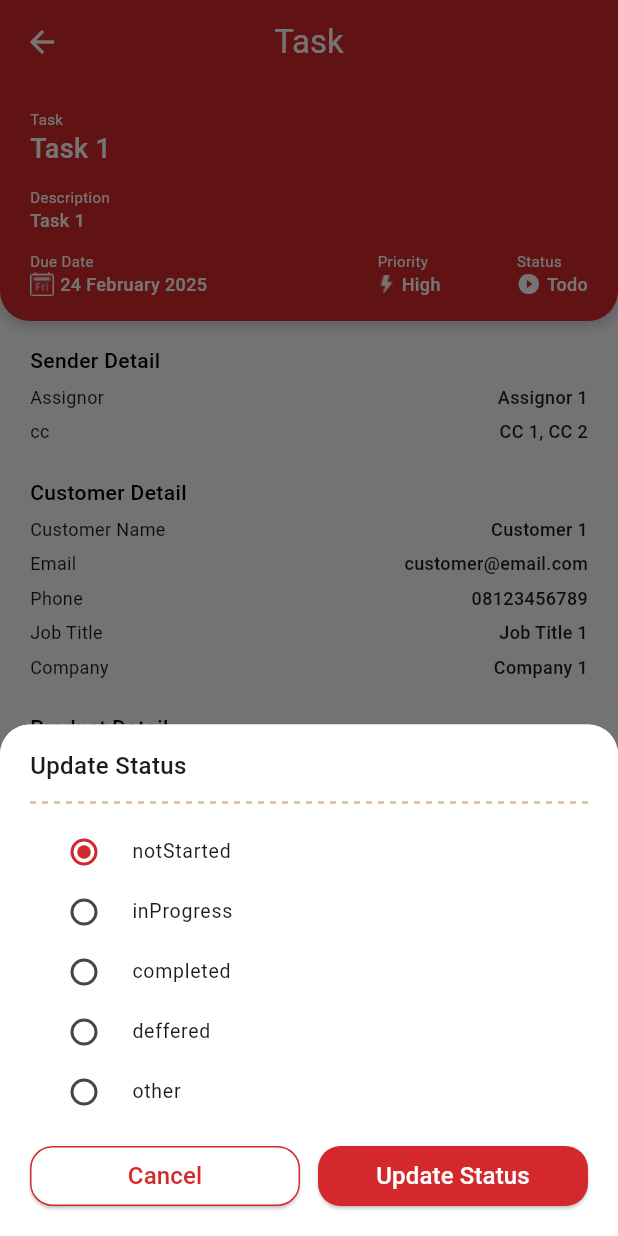
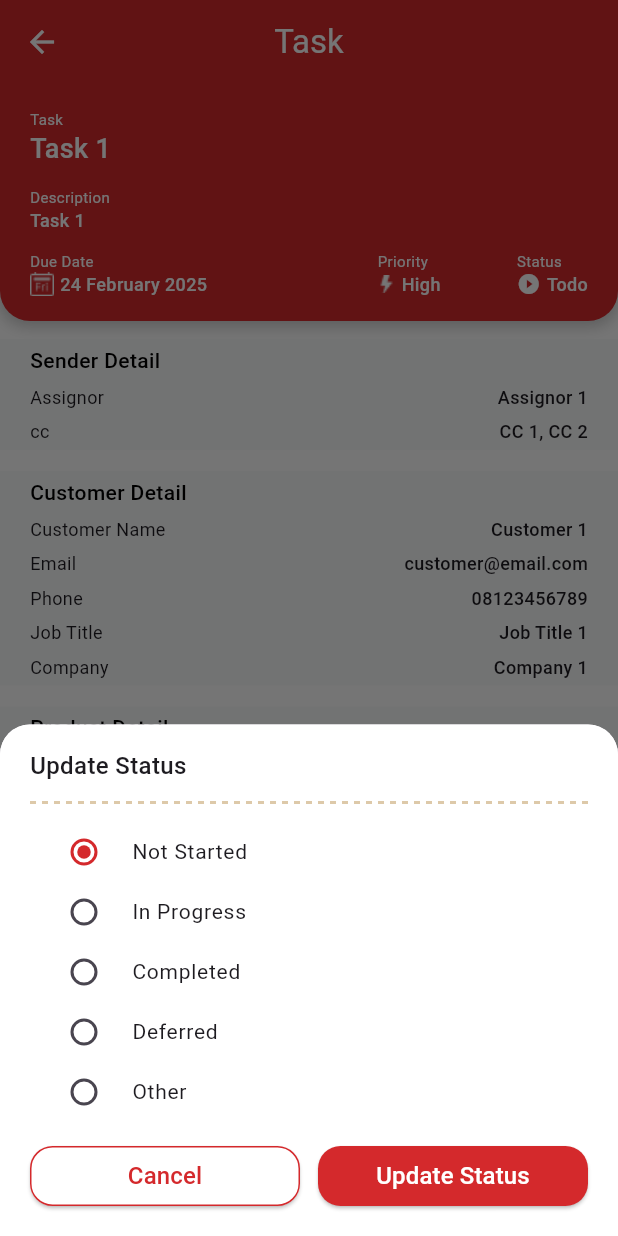
Before and after one commit to ferrykurniawan28/task_CRMTrack, a Flutter app: the TaskListDetail screen opened directly with sample values from the repository, after a tap on "Update Status", on a phone screen of 412 x 824 dp. Run offline on Flutter 3.47's test engine with Material 3 defaults, Android fonts, the phone set to English and light mode, and no system bars; drawn by our look-alikes of dotted_line; our stand-ins replace bloc, flutter_bloc, flutter_modular.

Commit message:
[UPDATE] Task list page

```diff
--- a/lib/models/task_detail.dart
+++ b/lib/models/task_detail.dart
@@ -1,4 +1,5 @@
 class TaskDetail {
+  int? id;
   String title;
   String desc;
   DateTime dueDate;
@@ -9,6 +10,7 @@ class TaskDetail {
   ProductDetail product;
 
   TaskDetail({
+    this.id,
     required this.title,
     required this.desc,
     required this.dueDate,
@@ -21,6 +23,7 @@ class TaskDetail {
 
   factory TaskDetail.fromJson(Map<String, dynamic> json) {
     return TaskDetail(
+      id: json['id'],
       title: json['title'],
       desc: json['desc'],
       dueDate: DateTime.parse(json['dueDate']),
@@ -34,6 +37,7 @@ class TaskDetail {
 
   Map<String, dynamic> toJson() {
     return {
+      'id': id,
       'title': title,
       'desc': desc,
       'dueDate': dueDate.toIso8601String(),
@@ -146,6 +150,7 @@ class ProductDetail {
 
 List<TaskDetail> dummyTask = [
   TaskDetail(
+    id: 1,
     title: 'Task 1',
     desc: 'Description 1',
     dueDate: DateTime.now(),
@@ -168,6 +173,7 @@ List<TaskDetail> dummyTask = [
     ),
   ),
   TaskDetail(
+    id: 2,
     title: 'Task 2',
     desc: 'Description 2',
     dueDate: DateTime.now(),
@@ -190,6 +196,7 @@ List<TaskDetail> dummyTask = [
     ),
   ),
   TaskDetail(
+    id: 3,
     title: 'Task 2',
     desc: 'Description 2',
     dueDate: DateTime.now(),
--- a/lib/ui/pages/task/task_detail.dart
+++ b/lib/ui/pages/task/task_detail.dart
@@ -1,7 +1,9 @@
+import 'package:crm_track/cubit/task_list/task_list_cubit.dart';
 import 'package:crm_track/helpers/helpers.dart';
 import 'package:crm_track/models/task_detail.dart';
 import 'package:dotted_line/dotted_line.dart';
 import 'package:flutter/material.dart';
+import 'package:flutter_bloc/flutter_bloc.dart';
 import 'package:intl/intl.dart';
 
 class TaskListDetail extends StatelessWidget {
@@ -520,11 +522,36 @@ class TaskListDetail extends StatelessWidget {
                                 spacerHeight(12),
                                 Column(
                                   children: TaskStatus.values.map((status) {
+                                    String statusText;
+                                    switch (status) {
+                                      case TaskStatus.notStarted:
+                                        statusText = 'Not Started';
+                                        break;
+                                      case TaskStatus.inProgress:
+                                        statusText = 'In Progress';
+                                        break;
+                                      case TaskStatus.completed:
+                                        statusText = 'Completed';
+                                        break;
+                                      case TaskStatus.deffered:
+                                        statusText = 'Deferred';
+                                        break;
+                                      case TaskStatus.other:
+                                        statusText = 'Other';
+                                        break;
+                                      default:
+                                        statusText = 'Not Started';
+                                    }
                                     return RadioListTile<TaskStatus>(
                                       dense: true,
                                       visualDensity: VisualDensity.compact,
                                       title: Text(
-                                          status.toString().split('.').last),
+                                        statusText,
+                                        style: const TextStyle(
+                                          fontSize: 14,
+                                          fontWeight: FontWeight.w400,
+                                        ),
+                                      ),
                                       selectedTileColor: primaryColor,
                                       activeColor: primaryColor,
                                       value: status,
@@ -543,7 +570,9 @@ class TaskListDetail extends StatelessWidget {
                                   children: [
                                     Expanded(
                                       child: ElevatedButton(
-                                        onPressed: () {},
+                                        onPressed: () {
+                                          Navigator.pop(context);
+                                        },
                                         style: ElevatedButton.styleFrom(
                                           backgroundColor: Colors.white,
                                           shape: RoundedRectangleBorder(
@@ -567,6 +596,15 @@ class TaskListDetail extends StatelessWidget {
                                     Expanded(
                                       child: ElevatedButton(
                                         onPressed: () {
+                                          TaskDetail updatedTask = task;
+                                          updatedTask.status = task.status;
+
+                                          // Update the task status
+                                          context
+                                              .read<TaskListCubit>()
+                                              .updateTask(updatedTask);
+
+                                          Navigator.pop(context);
                                           Navigator.pop(context);
                                         },
                                         style: ElevatedButton.styleFrom(
```
Also changed, not shown: lib/cubit/task_list/task_list_cubit.dart (+17 -0 lines).
